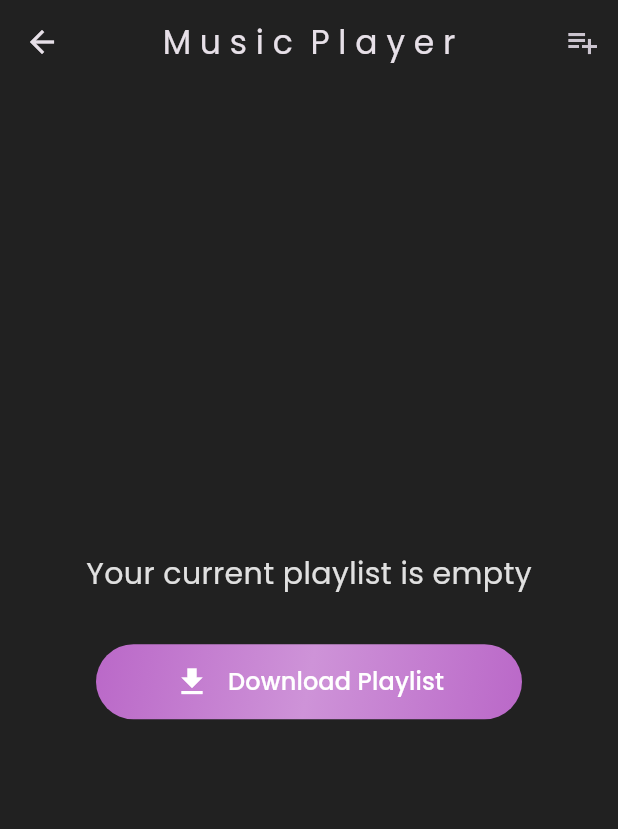
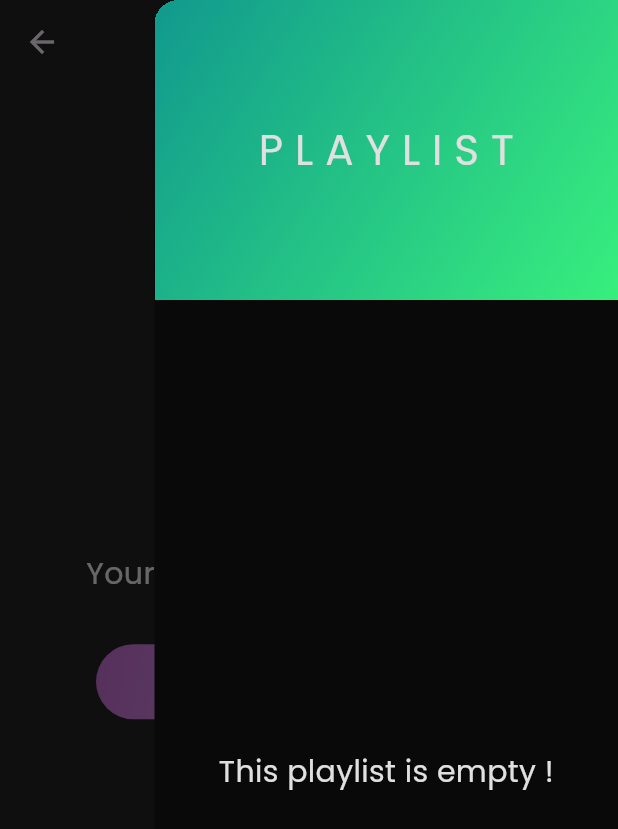
Before and after one commit to Moinak-Majumdar/portfolio-mobile-app, a Flutter app: the MusicPlayer screen opened directly, with the side drawer open (before the commit the screen has no drawer), on a phone screen of 412 x 824 dp. Shown: the top 829 px of the screen. Run offline on Flutter 3.47's test engine with Material 3 defaults, Android fonts, the phone set to English and light mode, and no system bars; our stand-ins replace animated_text_kit, cached_network_image, carousel_slider, cloud_firestore, dio, file_picker and 16 more; missing offline and left inert: choice, firebase_app_check, qr_code_scanner; accounts and stored records are empty; project files that could hold a hidden picture were left out.

Commit message:
playlist is now reflect on auto change song

```diff
--- a/lib/page/music/page.dart
+++ b/lib/page/music/page.dart
@@ -36,7 +36,7 @@ class MusicPlayer extends GetView<MusicController> {
           ),
         ],
       ),
-      endDrawer: controller.playList.isNotEmpty ? const Playlist() : null,
+      endDrawer: const Playlist(),
       body: Padding(
         padding: const EdgeInsets.symmetric(vertical: 16, horizontal: 32),
         child: Obx(
--- a/lib/page/music/playlist.dart
+++ b/lib/page/music/playlist.dart
@@ -14,15 +14,19 @@ class Playlist extends StatefulWidget {
 
 class _PlaylistState extends State<Playlist> {
   final mc = Get.put(MusicController());
-  late int currentSongIndex;
+  int currentSongIndex = 0;
+  int? currentPlayingSongIndex;
 
   @override
   void initState() {
-    currentSongIndex = mc.audioPlayer.currentIndex!;
     mc.audioPlayer.currentIndexStream.listen((event) {
-      setState(() => currentSongIndex = event!);
+      if (event != null) setState(() => currentSongIndex = event);
+      if (mc.audioPlayer.playing) {
+        setState(() => currentPlayingSongIndex = event);
+      } else {
+        setState(() => currentPlayingSongIndex = null);
+      }
     });
-
     super.initState();
   }
 
@@ -31,7 +35,11 @@ class _PlaylistState extends State<Playlist> {
     final playList = mc.playList;
 
     return Drawer(
-      child: Column(
+      width: MediaQuery.of(context).size.width * 0.75,
+      child: Obx(
+        () {
+          if (mc.playList.isNotEmpty) {
+            return Column(
               mainAxisSize: MainAxisSize.max,
               crossAxisAlignment: CrossAxisAlignment.start,
               children: [
@@ -42,6 +50,8 @@ class _PlaylistState extends State<Playlist> {
                   height: 200,
                 ),
                 Expanded(
+                  child: Scrollbar(
+                    thickness: 2,
                     child: SingleChildScrollView(
                       child: Column(
                         children: [
@@ -51,31 +61,46 @@ class _PlaylistState extends State<Playlist> {
                               cover: playList[i].coverImgPath,
                               title: playList[i].title,
                               isActive: currentSongIndex == i,
+                              isCurrentSongPlaying:
+                                  currentPlayingSongIndex == currentSongIndex,
                               onTap: () async {
+                                await playlistControl(i);
+                              },
+                            ),
+                        ],
+                      ),
+                    ),
+                  ),
+                ),
+              ],
+            );
+          } else {
+            return const _EmptyPlaylist();
+          }
+        },
+      ),
+    );
+  }
+
+  Future<void> playlistControl(int i) async {
     if (currentSongIndex == i) {
       if (mc.audioPlayer.playing) {
         mc.audioPlayer.pause();
+        setState(() => currentPlayingSongIndex = null);
       } else {
         mc.audioPlayer.play();
+        setState(() => currentPlayingSongIndex = i);
       }
     } else {
       await mc.audioPlayer.seek(Duration.zero, index: i);
       if (!mc.audioPlayer.playing) {
         mc.audioPlayer.play();
       }
-                          setState(() => currentSongIndex = i);
+      setState(() {
+        currentSongIndex = i;
+        currentPlayingSongIndex = i;
+      });
     }
-                      },
-                      isCurrentSongPlaying:
-                          mc.audioPlayer.playing && currentSongIndex == i,
-                    ),
-                ],
-              ),
-            ),
-          )
-        ],
-      ),
-    );
   }
 }
 
@@ -141,3 +166,42 @@ class _SongListTile extends StatelessWidget {
     );
   }
 }
+
+class _EmptyPlaylist extends StatelessWidget {
+  const _EmptyPlaylist();
+  @override
+  Widget build(context) {
+    return Column(
+      mainAxisSize: MainAxisSize.max,
+      mainAxisAlignment: MainAxisAlignment.start,
+      children: [
+        Container(
+          height: 200,
+          width: double.infinity,
+          alignment: Alignment.center,
+          decoration: const BoxDecoration(
+            gradient: LinearGradient(
+              begin: Alignment.topLeft,
+              end: Alignment.bottomRight,
+              colors: [
+                Color(0xff11998e),
+                Color(0xff38ef7d),
+              ],
+            ),
+          ),
+          child: const Text(
+            "P L A Y L I S T",
+            style: TextStyle(fontSize: 28),
+          ),
+        ),
+        const Padding(
+          padding: EdgeInsets.only(top: 300),
+          child: Text(
+            "This playlist is empty !",
+            style: TextStyle(fontSize: 20),
+          ),
+        )
+      ],
+    );
+  }
+}
```
Also changed, not shown: lib/page/music/add_music.dart (+19 -9 lines). Lines whose indentation alone changed are shown as unchanged.
